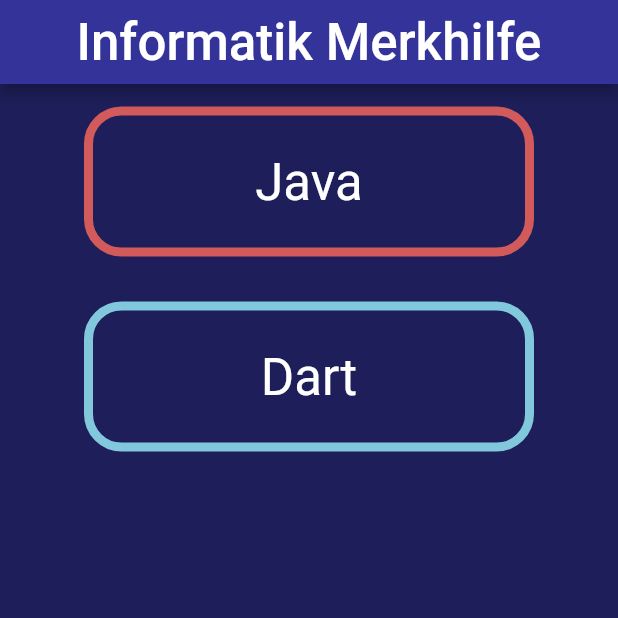
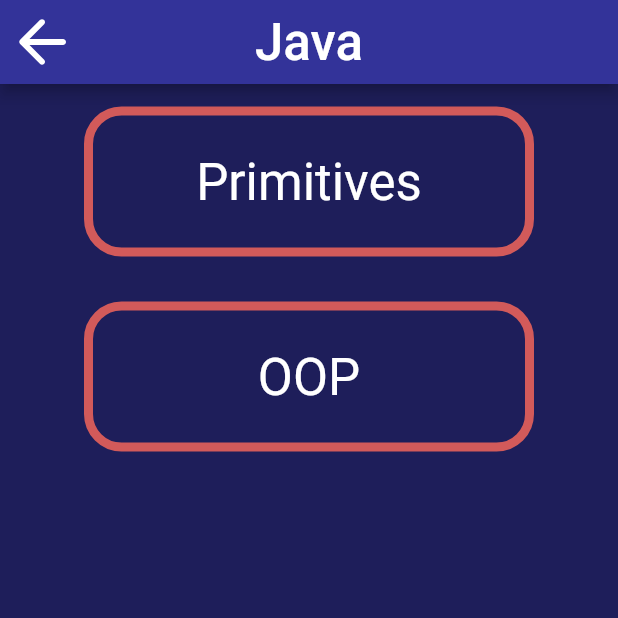
Before and after one commit to InformatikT13600/informatik_merkhilfe, a Flutter app: the screen it shows after launch, after a tap on "Java", on a phone screen of 412 x 824 dp, the top half of it. Run offline on Flutter 3.47's test engine with Material 2 defaults, Android fonts, the light colour scheme and no system bars; our stand-ins replace flutter_spinkit, flutter_svg.

Commit message:
finished navigation

```diff
--- a/lib/shared/routingTransition.dart
+++ b/lib/shared/routingTransition.dart
@@ -1,4 +1,5 @@
-import 'package:flutter/material.dart';class RoutingTransition extends PageRouteBuilder {
+import 'package:flutter/material.dart';
+class RoutingTransition extends PageRouteBuilder {
   final Widget page;
   RoutingTransition({this.page})
       : super(
--- a/lib/views/home.dart
+++ b/lib/views/home.dart
@@ -3,6 +3,8 @@ import 'package:informatik_merkhilfe/models/language.dart';
 import 'package:informatik_merkhilfe/services/informationService.dart';
 import 'package:informatik_merkhilfe/shared/loading.dart';
 import 'package:informatik_merkhilfe/shared/styles.dart';
+import 'package:informatik_merkhilfe/shared/routingTransition.dart';
+import 'package:informatik_merkhilfe/views/navigationPage.dart';
 
 class Home extends StatefulWidget {
   @override
@@ -41,9 +43,23 @@ class _HomeState extends State<Home> {
           itemCount: InformationService.langs.length,
           itemBuilder: (context, index) {
             Language lang = InformationService.langs[index];
+
+            // return empty container if language has no categories
+            if(InformationService.informationMap[lang.name] == null || InformationService.informationMap[lang.name].isEmpty) return Container();
+
             return Padding(
               padding: const EdgeInsets.symmetric(vertical: 15.0),
-              child: Align(alignment: Alignment.center,child: buildButtonRectangular(buttonText: lang.name, color: lang.color, onPressed: () {print('test');})),
+              child: Align(alignment: Alignment.center,child: buildButtonRectangular(buttonText: lang.name, color: lang.color, onPressed: () {
+
+                // set current language
+                InformationService.currentLanguage = lang;
+
+                // navigate to Navigation page of the chosen language
+                Navigator.push(context, RoutingTransition(page: NavigationPage()))
+                    // reset language when popping the route
+                    .then((value) => InformationService.currentLanguage = null);
+
+              })),
             );
           },
         ),
--- /dev/null
+++ b/lib/views/navigationPage.dart
@@ -0,0 +1,103 @@
+import 'package:flutter/material.dart';
+import 'package:informatik_merkhilfe/models/article.dart';
+import 'package:informatik_merkhilfe/models/category.dart';
+import 'package:informatik_merkhilfe/services/informationService.dart';
+import 'package:informatik_merkhilfe/shared/navigationPopButton.dart';
+import 'package:informatik_merkhilfe/shared/routingTransition.dart';
+import 'package:informatik_merkhilfe/shared/styles.dart';
+
+class NavigationPage extends StatelessWidget {
+
+  @override
+  Widget build(BuildContext context) {
+
+    String title;
+    List<dynamic> children = [];
+
+    // check if there is no current category (root of language)
+    if(InformationService.currentCategory == null) {
+      title = InformationService.currentLanguage.name;
+      children = InformationService.informationMap[InformationService.currentLanguage.name];
+    }
+
+    // not root of language => read children and articles of current Category
+    else {
+      title = InformationService.currentCategory.name;
+
+      // check if category has children
+      if(InformationService.currentCategory.childrenCategories != null) {
+        // iterate through children categories
+        for(Category cat in InformationService.currentCategory.childrenCategories) {
+          children.add(cat);
+        }
+      }
+
+      // check if category has articles
+      if(InformationService.articles[InformationService.currentCategory] != null) {
+        for(Article art in InformationService.articles[InformationService.currentCategory]) {
+          children.add(art);
+        }
+      }
+    }
+
+    return Scaffold(
+      backgroundColor: colorMainBackground,
+      appBar: AppBar(
+        title: Text(title, style: TextStyle(fontSize: 34),),
+        centerTitle: true,
+        backgroundColor: colorMainAppbar,
+        automaticallyImplyLeading: false,
+        leading: NavigationPopButton(),
+      ),
+      body: Container(
+        child: children.isNotEmpty ? ListView.builder(
+          scrollDirection: Axis.vertical,
+          clipBehavior: Clip.hardEdge,
+          itemCount: children.length,
+          itemBuilder: (context, index) {
+
+            // get current child
+            var child = children[index];
+
+            // declare button widget;
+            Widget button;
+
+            // check if current child is an article
+            if(child is Article) {
+              // build article button
+              button = buildButtonElliptical(buttonText: child.name, color: InformationService.currentLanguage.color, onPressed: () => print('navigate to article page of ${child.name}'));
+            }
+
+            // check if current child is a category
+            else if(child is Category) {
+
+              // return empty container if category has no articles and no children
+              if(child.children.isEmpty && (InformationService.articles[child] == null || InformationService.articles[child].isEmpty)) return Container();
+
+              button = buildButtonRectangular(buttonText: child.name, color: InformationService.currentLanguage.color, onPressed: () {
+
+                // store currentCategory
+                Category currentCategoryOld = InformationService.currentCategory;
+
+                // set new current category
+                InformationService.currentCategory = child;
+
+                // navigate to next page
+                Navigator.push(context, RoutingTransition(page: NavigationPage()))
+                // reset category when popping the route
+                    .then((value) => InformationService.currentCategory = currentCategoryOld);
+
+              });
+            }
+
+            // return button with padding
+            return Padding(
+              padding: const EdgeInsets.symmetric(vertical: 15.0),
+              child: Align(alignment: Alignment.center,child: button),
+            );
+          },
+        ) : Text('Pretty empty'),
+      ),
+    );
+  }
+}
```
